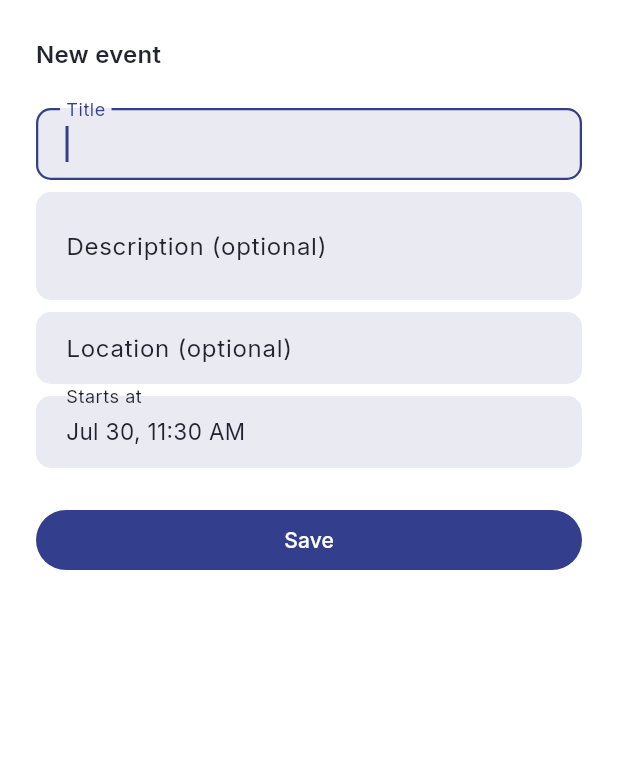
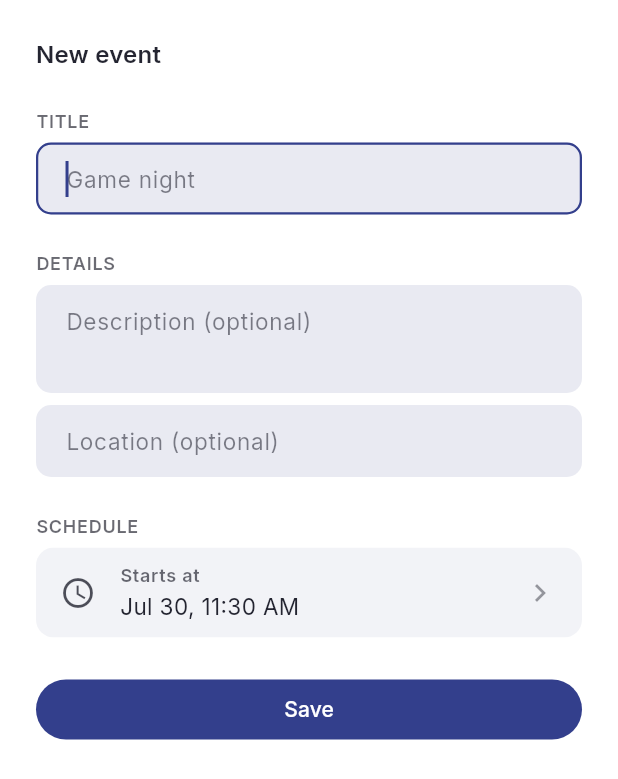
Before and after one commit to AlpineBits-ch/venta-mobile, a Flutter app: the _EventEditorSheet widget shown alone on an empty page, opened directly with empty values, on a phone screen of 412 x 824 dp. Shown: the top 779 px of the screen. Run offline on Flutter 3.47's test engine with Material 3 defaults, Android fonts, the phone set to English and light mode, and no system bars; our stand-ins replace app_links, audioplayers, cached_network_image, dio, emoji_picker_flutter, equatable and 15 more; missing offline and left inert: flutter_webrtc, markdown, signalr_netcore; accounts and stored records are empty; generated files the repository leaves out were written again; network calls fail.

Commit message:
polish: redesign popup layouts for visual hierarchy
The new-event sheet was a flat list of bare fields with 8px gaps and
no grouping - same "bunch of disconnected controls" problem the
create-channel dialog had before its redesign. Applied the same
pattern here: uppercase section labels, generous spacing between
groups, and related fields (start time + voice channel) grouped into
one bordered card with icon rows and a divider instead of floating
separately. Gave the template-preview dialog and the onboarding
rules sheet the same treatment for consistency.

```diff
--- a/lib/features/guilds/presentation/screens/events_screen.dart
+++ b/lib/features/guilds/presentation/screens/events_screen.dart
@@ -444,6 +444,16 @@ class _EventEditorSheetState extends State<_EventEditorSheet> {
   @override
   Widget build(BuildContext context) {
     final theme = Theme.of(context);
+    final labelStyle = theme.textTheme.labelSmall?.copyWith(
+      color: theme.colorScheme.onSurface.withValues(alpha: 0.6),
+      fontWeight: FontWeight.w600,
+      letterSpacing: 0.5,
+    );
+    final divider = Divider(
+      height: 1,
+      thickness: 1,
+      color: theme.colorScheme.outlineVariant.withValues(alpha: 0.3),
+    );
     return Padding(
       padding: EdgeInsets.only(
         left: AppSpacing.l,
@@ -454,63 +464,133 @@ class _EventEditorSheetState extends State<_EventEditorSheet> {
       child: SingleChildScrollView(
         child: Column(
           mainAxisSize: MainAxisSize.min,
-          crossAxisAlignment: CrossAxisAlignment.stretch,
+          crossAxisAlignment: CrossAxisAlignment.start,
           children: [
             Text(
               widget.existing == null ? 'New event' : 'Edit event',
               style: theme.textTheme.titleMedium,
             ),
             const SizedBox(height: AppSpacing.l),
+            Text('TITLE', style: labelStyle),
+            const SizedBox(height: 6),
             TextField(
               controller: _titleController,
               autofocus: widget.existing == null,
-              decoration: const InputDecoration(labelText: 'Title'),
+              decoration: const InputDecoration(hintText: 'Game night'),
             ),
-            const SizedBox(height: AppSpacing.s),
+            const SizedBox(height: AppSpacing.l),
+            Text('DETAILS', style: labelStyle),
+            const SizedBox(height: 6),
             TextField(
               controller: _descriptionController,
               minLines: 2,
               maxLines: 4,
               decoration: const InputDecoration(
-                labelText: 'Description (optional)',
+                hintText: 'Description (optional)',
               ),
             ),
             const SizedBox(height: AppSpacing.s),
             TextField(
               controller: _locationController,
               decoration: const InputDecoration(
-                labelText: 'Location (optional)',
+                hintText: 'Location (optional)',
               ),
             ),
-            const SizedBox(height: AppSpacing.s),
+            const SizedBox(height: AppSpacing.l),
+            Text('SCHEDULE', style: labelStyle),
+            const SizedBox(height: 6),
+            ClipRRect(
+              borderRadius: BorderRadius.circular(AppRadii.card),
+              child: ColoredBox(
+                color: theme.colorScheme.surfaceContainerHighest,
+                child: Column(
+                  children: [
                     InkWell(
                       onTap: _pickStartsAt,
-              borderRadius: BorderRadius.circular(AppRadii.input),
-              child: InputDecorator(
-                decoration: const InputDecoration(labelText: 'Starts at'),
-                child: Text(_formatWhen(_startsAt)),
+                      child: Padding(
+                        padding: const EdgeInsets.symmetric(
+                          horizontal: AppSpacing.m,
+                          vertical: AppSpacing.s + 2,
+                        ),
+                        child: Row(
+                          children: [
+                            Icon(
+                              Icons.schedule,
+                              color: theme.colorScheme.onSurface.withValues(
+                                alpha: 0.7,
+                              ),
+                            ),
+                            const SizedBox(width: AppSpacing.m),
+                            Expanded(
+                              child: Column(
+                                crossAxisAlignment: CrossAxisAlignment.start,
+                                children: [
+                                  Text('Starts at', style: labelStyle),
+                                  const SizedBox(height: 2),
+                                  Text(_formatWhen(_startsAt)),
+                                ],
+                              ),
+                            ),
+                            Icon(
+                              Icons.chevron_right,
+                              color: theme.colorScheme.onSurface.withValues(
+                                alpha: 0.4,
+                              ),
+                            ),
+                          ],
+                        ),
                       ),
                     ),
                     if (widget.voiceChannels.isNotEmpty) ...[
-              const SizedBox(height: AppSpacing.s),
-              DropdownButtonFormField<String?>(
+                      divider,
+                      Padding(
+                        padding: const EdgeInsets.symmetric(
+                          horizontal: AppSpacing.m,
+                          vertical: 2,
+                        ),
+                        child: Row(
+                          children: [
+                            Icon(
+                              Icons.volume_up_outlined,
+                              color: theme.colorScheme.onSurface.withValues(
+                                alpha: 0.7,
+                              ),
+                            ),
+                            const SizedBox(width: AppSpacing.m),
+                            Expanded(
+                              child: DropdownButtonFormField<String?>(
                                 initialValue: _voiceChannelId,
+                                isExpanded: true,
                                 decoration: const InputDecoration(
+                                  border: InputBorder.none,
                                   labelText: 'Voice channel (optional)',
                                 ),
                                 items: [
-                  const DropdownMenuItem<String?>(child: Text('None')),
+                                  const DropdownMenuItem<String?>(
+                                    child: Text('None'),
+                                  ),
                                   for (final channel in widget.voiceChannels)
                                     DropdownMenuItem<String?>(
                                       value: channel.id,
                                       child: Text(channel.name),
                                     ),
                                 ],
-                onChanged: (value) => setState(() => _voiceChannelId = value),
+                                onChanged: (value) =>
+                                    setState(() => _voiceChannelId = value),
+                              ),
                             ),
                           ],
+                        ),
+                      ),
+                    ],
+                  ],
+                ),
+              ),
+            ),
             const SizedBox(height: AppSpacing.l),
-            FilledButton(
+            SizedBox(
+              width: double.infinity,
+              child: FilledButton(
                 onPressed: _saving ? null : _save,
                 child: _saving
                     ? const SizedBox(
@@ -523,6 +603,7 @@ class _EventEditorSheetState extends State<_EventEditorSheet> {
                       )
                     : const Text('Save'),
               ),
+            ),
           ],
         ),
       ),
--- a/pubspec.yaml
+++ b/pubspec.yaml
@@ -16,7 +16,7 @@ publish_to: 'none' # Remove this line if you wish to publish to pub.dev
 # https://developer.apple.com/library/archive/documentation/General/Reference/InfoPlistKeyReference/Articles/CoreFoundationKeys.html
 # In Windows, build-name is used as the major, minor, and patch parts
 # of the product and file versions while build-number is used as the build suffix.
-version: 1.0.0+26
+version: 1.0.0+27
 environment:
   sdk: ^3.12.2
 
```
Also changed, not shown: lib/core/routing/app_shell.dart (+41 -7 lines), lib/features/guilds/presentation/screens/guild_detail_screen.dart (+29 -4 lines). Lines whose indentation alone changed are shown as unchanged.
